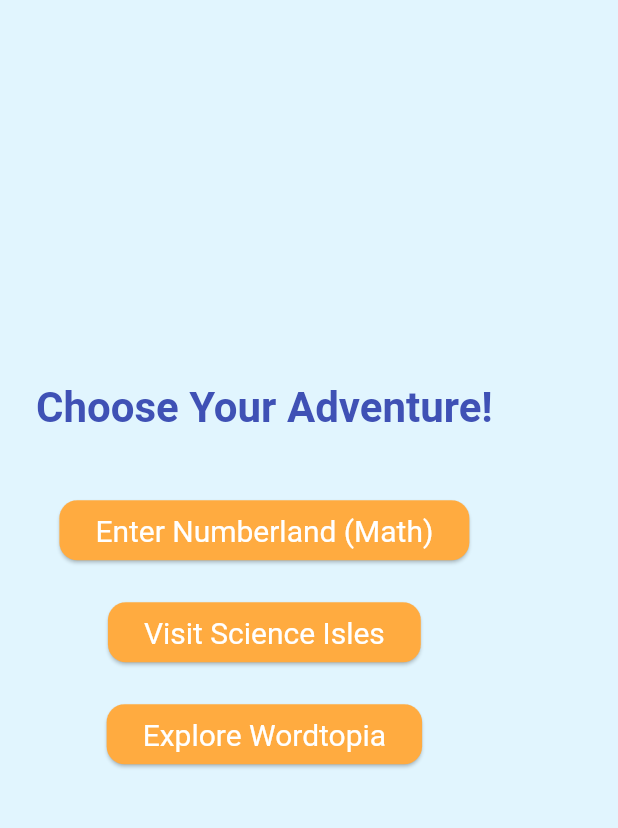
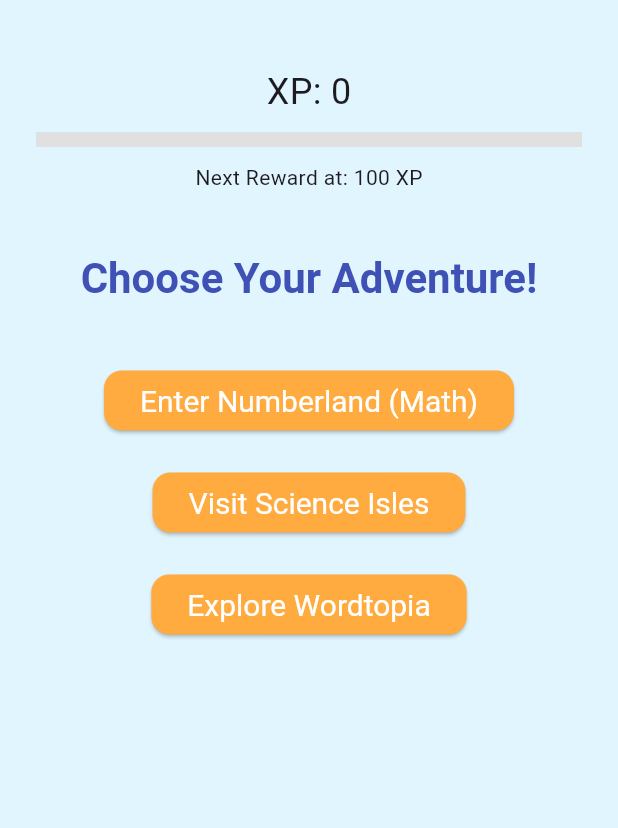
Before and after one commit to grandsonAchiunjika/brainquest_explorers, a Flutter app: the screen it shows after launch, on a phone screen of 412 x 824 dp, the part 84-912 px from its top. Run offline on Flutter 3.47's test engine with Material 3 defaults, Android fonts, the light colour scheme and no system bars.

Commit message:
Add XP progress bar and milestone tracker to home screen

```diff
--- a/lib/screens/home_screen.dart
+++ b/lib/screens/home_screen.dart
@@ -2,12 +2,36 @@
 import 'language_lagoon.dart';
 import 'math_world.dart';
 import 'science_isles.dart';
+import '../services/xp_service.dart';
 
-class HomeScreen extends StatelessWidget {
+class HomeScreen extends StatefulWidget {
   const HomeScreen({super.key});
 
   @override
+  // ignore: library_private_types_in_public_api
+  _HomeScreenState createState() => _HomeScreenState();
+}
+
+class _HomeScreenState extends State<HomeScreen> {
+  final XPService xpService = XPService();
+
+  @override
+  void initState() {
+    super.initState();
+    _loadXP();
+  }
+
+  Future<void> _loadXP() async {
+    await Future.delayed(Duration(milliseconds: 300)); // Wait for XPService to initialize
+    setState(() {}); // Trigger rebuild with loaded XP
+  }
+
+  @override
   Widget build(BuildContext context) {
+    int currentXP = xpService.currentXP;
+    int nextMilestone = ((currentXP ~/ 100) + 1) * 100;
+    double progress = (currentXP % 100) / 100;
+
     return Scaffold(
       appBar: AppBar(
         title: Text('BrainQuest Explorers'),
@@ -16,37 +40,55 @@
       body: Padding(
         padding: const EdgeInsets.all(24.0),
         child: Column(
-          mainAxisAlignment: MainAxisAlignment.center,
+          mainAxisAlignment: MainAxisAlignment.start,
           children: [
-            Text('Choose Your Adventure!', style: Theme.of(context).textTheme.headlineLarge, textAlign: TextAlign.center),
+            SizedBox(height: 20),
+            Text('XP: $currentXP', style: TextStyle(fontSize: 24)),
+            SizedBox(height: 10),
+            LinearProgressIndicator(
+              value: progress,
+              minHeight: 10,
+              backgroundColor: Colors.grey[300],
+              valueColor: AlwaysStoppedAnimation<Color>(Colors.blueAccent),
+            ),
+            SizedBox(height: 10),
+            Text('Next Reward at: $nextMilestone XP'),
+            SizedBox(height: 40),
+            Text(
+              'Choose Your Adventure!',
+              style: Theme.of(context).textTheme.headlineLarge,
+              textAlign: TextAlign.center,
+            ),
             SizedBox(height: 40),
             ElevatedButton(
-              onPressed: () {
-                Navigator.push(
-                 context,
+              onPressed: () async {
+                await Navigator.push(
+                  context,
                   MaterialPageRoute(builder: (context) => MathWorld()),
-               );
-                // Navigate to Math World
+                );
+                setState(() {}); // Refresh XP after returning
               },
               child: Text('Enter Numberland (Math)'),
             ),
             SizedBox(height: 20),
             ElevatedButton(
-              onPressed: () {
-                 Navigator.push(
+              onPressed: () async {
+                await Navigator.push(
                   context,
-                   MaterialPageRoute(builder: (context) => ScienceIsles()),
-                 );// Navigate to Science Isles
+                  MaterialPageRoute(builder: (context) => ScienceIsles()),
+                );
+                setState(() {});
               },
               child: Text('Visit Science Isles'),
             ),
             SizedBox(height: 20),
             ElevatedButton(
-              onPressed: () {
-                 Navigator.push(
+              onPressed: () async {
+                await Navigator.push(
                   context,
-                   MaterialPageRoute(builder: (context) => LanguageLagoon()),
-                  );  // Navigate to Wordtopia
+                  MaterialPageRoute(builder: (context) => LanguageLagoon()),
+                );
+                setState(() {});
               },
               child: Text('Explore Wordtopia'),
             ),
```
